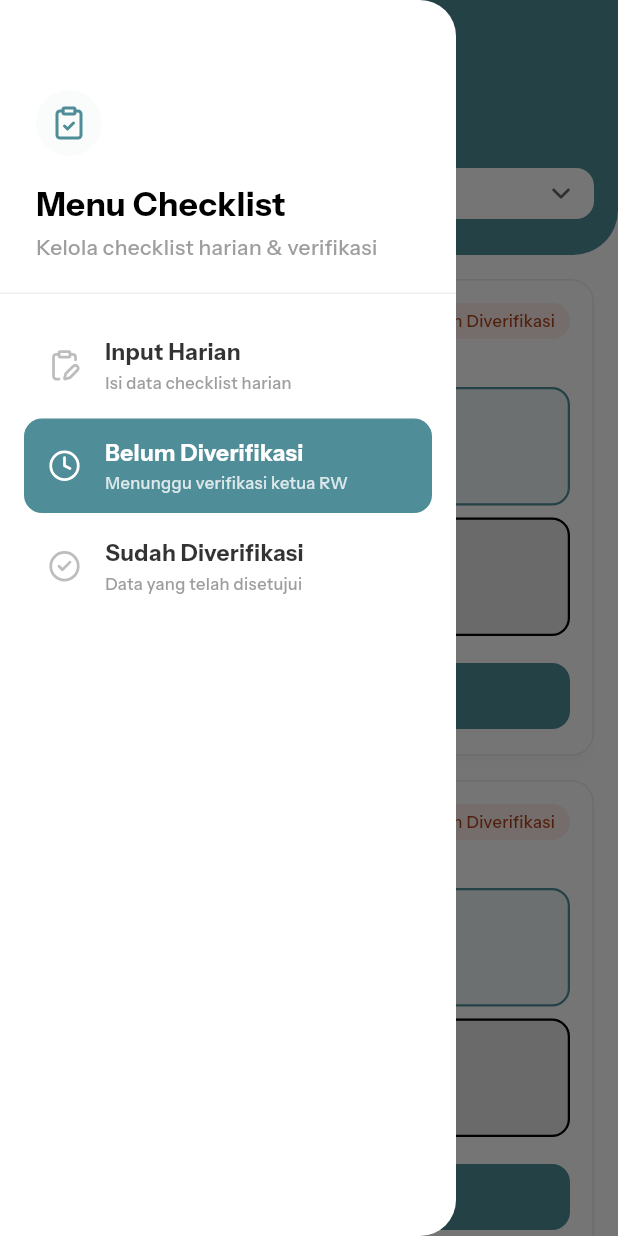
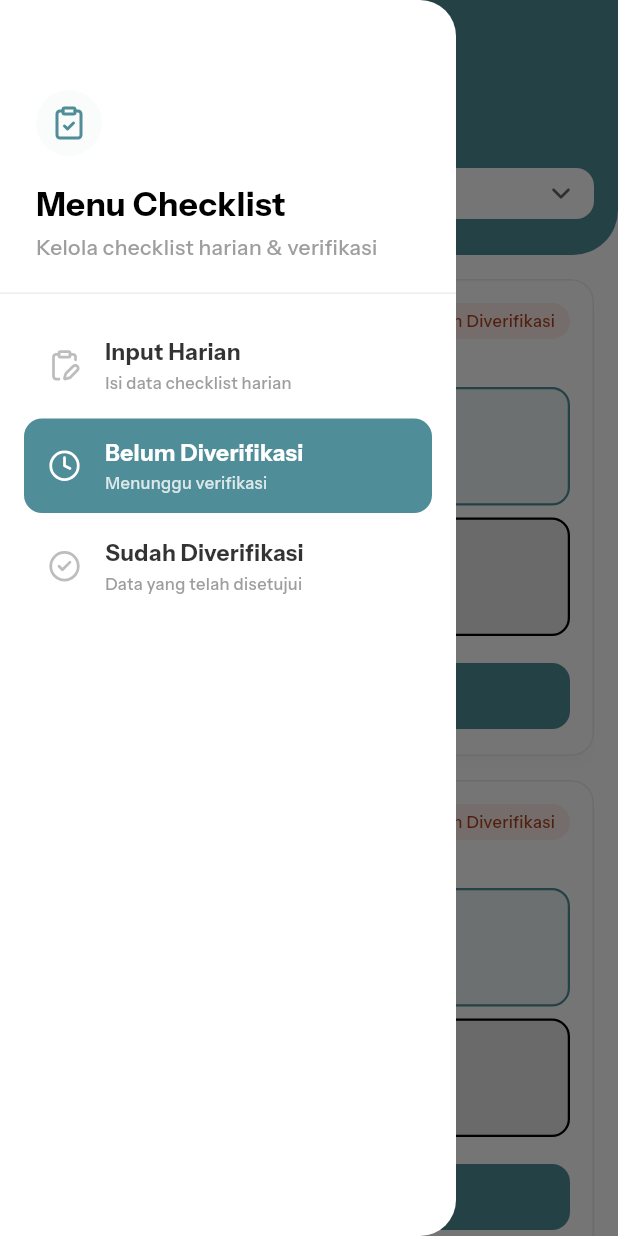
Before and after one commit to Fdjri/BPS-RW, a Flutter app: the _BelumVerifBody screen opened directly, with the side drawer open, on a phone screen of 412 x 824 dp. Run offline on Flutter 3.47's test engine with Material 3 defaults, Android fonts, the phone set to English and light mode, and no system bars; our stand-ins replace bloc, dartz, equatable, file_picker, fl_chart, flutter_bloc and 8 more; network calls fail; project files that could hold a hidden picture were left out.

Commit message:
change sub-name route

```diff
--- a/lib/features/checklist/presentation/widgets/menu_drawer_widget.dart
+++ b/lib/features/checklist/presentation/widgets/menu_drawer_widget.dart
@@ -97,7 +97,7 @@ class ChecklistMenuDrawerWidget extends StatelessWidget {
                   context,
                   icon: LucideIcons.clock,
                   title: 'Belum Diverifikasi',
-                  subtitle: 'Menunggu verifikasi ketua RW',
+                  subtitle: 'Menunggu verifikasi',
                   isActive: currentRoute == belumVerifikasiRoute,
                   onTap: () => _navigate(context, belumVerifikasiRoute, currentRoute),
                 ),
```
